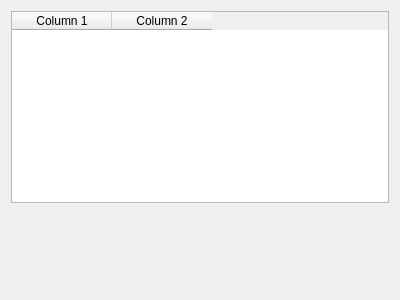
Above: src/WhiskerToolbox/Test_Widget/Test_Widget.ui from paulmthompson/WhiskerToolbox before the change. Below: the same form after it.
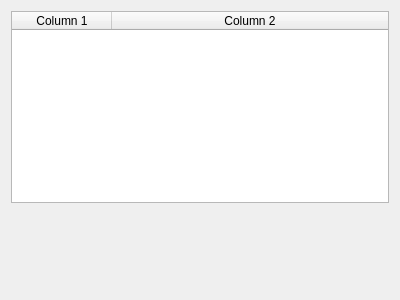
That is the form after the change.

Commit message: Working table with resize-able columns in UI

Patch:
```diff
--- a/src/WhiskerToolbox/Test_Widget/Test_Widget.ui
+++ b/src/WhiskerToolbox/Test_Widget/Test_Widget.ui
@@ -23,7 +23,7 @@
       </sizepolicy>
      </property>
      <attribute name="horizontalHeaderStretchLastSection">
-      <bool>false</bool>
+      <bool>true</bool>
      </attribute>
      <attribute name="verticalHeaderStretchLastSection">
       <bool>false</bool>
```
The commit also changes 1 other file.
